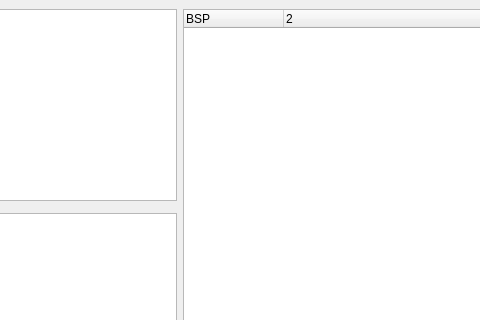
First picture: the form in mainwindow.ui, repository BerZerKku/CPP_PIgPC, before the edit; both pictures show x 220 to 700 and y 0 to 320 of the 800 by 600 pixel window.
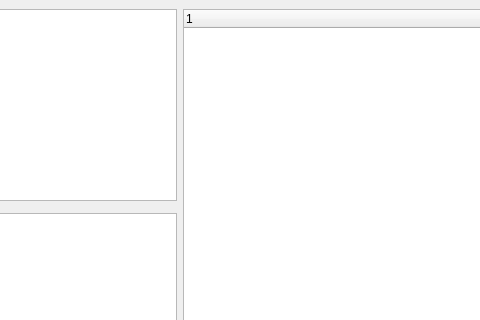
Second picture: the form after the edit. Custom widgets are drawn as their Qt base class.

The edit to the form file:
```diff
--- a/mainwindow.ui
+++ b/mainwindow.ui
@@ -70,24 +70,7 @@
      </layout>
     </item>
     <item>
-     <widget class="Bsp" name="treeWidget">
-      <property name="columnCount">
-       <number>2</number>
-      </property>
-      <attribute name="headerVisible">
-       <bool>true</bool>
-      </attribute>
-      <column>
-       <property name="text">
-        <string>BSP</string>
-       </property>
-      </column>
-      <column>
-       <property name="text">
-        <string notr="true">2</string>
-       </property>
-      </column>
-     </widget>
+     <widget class="Bsp" name="bsp"/>
     </item>
    </layout>
   </widget>
```
Left out of the diff: 2 changed lines with no effect on the pictures.
